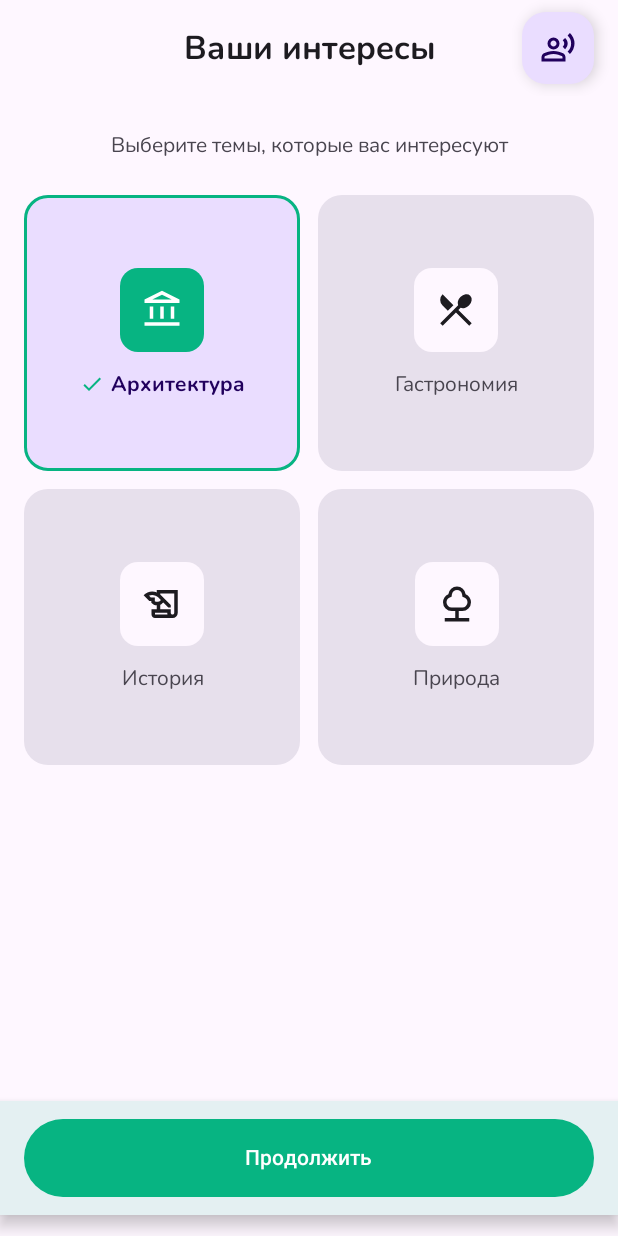
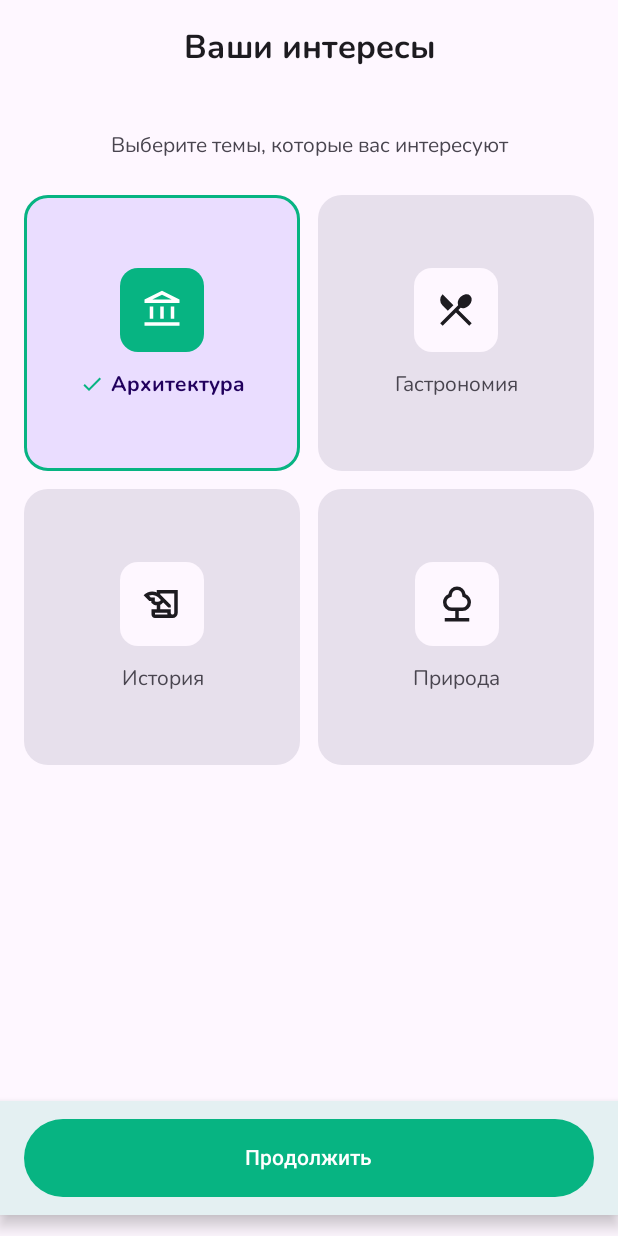
Before and after one commit to lomonoga/AI_GPS_Radio, an Android app built with Jetpack Compose: the route_interests_selection screen opened through its navigation route, on a phone screen of 412 x 824 dp. Run offline under Robolectric (Android 15) with nearby library versions, the phone set to English and light mode, and no system bars.

Commit message:
fix for demo

```diff
--- a/frontend/app/src/main/java/com/example/aigpsradio/navigation/AppNavHost.kt
+++ b/frontend/app/src/main/java/com/example/aigpsradio/navigation/AppNavHost.kt
@@ -95,7 +95,7 @@ fun AppNavHost(
     val startDestination = if (!permissionsGranted || isFirstLaunch) {
         Destination.Permission.route
     } else {
-        Destination.VoiceInterests.route
+        Destination.InterestsSelection.route
     }
 
     NavHost(
@@ -117,24 +117,12 @@ fun AppNavHost(
                 notifsGranted = notifsGranted,
                 onContinue = {
                     prefs.edit().putBoolean("is_first_launch", false).apply()
-                    navHostController.navigate(Destination.VoiceInterests.route) {
+                    navHostController.navigate(Destination.InterestsSelection.route) {
                         popUpTo(Destination.Permission.route) { inclusive = true }
                     }
                 }
             )
         }
-
-        composable(route = Destination.VoiceInterests.route) {
-            VoiceInterestsScreen(
-                onComplete = {
-                    navHostController.navigate(Destination.Player.route)
-                },
-                onSkip = {
-                    navHostController.navigate(Destination.InterestsSelection.route)
-                }
-            )
-        }
-
         composable(route = Destination.InterestsSelection.route) {
             InterestsSelectionScreen(
                 onContinue = { navHostController.navigate(Destination.Player.route) },
--- a/frontend/app/src/main/java/com/example/aigpsradio/ui/InterestsSelectionScreen.kt
+++ b/frontend/app/src/main/java/com/example/aigpsradio/ui/InterestsSelectionScreen.kt
@@ -146,7 +146,6 @@ fun InterestCategoryCard(
 @Composable
 fun CustomTopAppBar(
     title: String,
-    onOpenVoiceInterests: () -> Unit = {},
 ) {
     TopAppBar(
         colors = TopAppBarDefaults.topAppBarColors(
@@ -168,18 +167,6 @@ fun CustomTopAppBar(
                         .fillMaxWidth()
                         .align(Alignment.Center)
                 )
-
-                FloatingActionButton(
-                    onClick = { onOpenVoiceInterests() },
-                    modifier = Modifier
-                        .size(48.dp)
-                        .align(Alignment.CenterEnd)
-                ) {
-                    Icon(
-                        painter = painterResource(id = R.drawable.ic_voice),
-                        contentDescription = "Action"
-                    )
-                }
             }
         }
     )
@@ -208,7 +195,7 @@ fun InterestsSelectionScreen(
     Scaffold(
         modifier = Modifier.fillMaxSize(),
         topBar = {
-            CustomTopAppBar(title = "Ваши интересы", onOpenVoiceInterests =  onOpenVoiceInterests)
+            CustomTopAppBar(title = "Ваши интересы")
         },
         bottomBar = {
             Surface(
--- a/frontend/app/src/main/java/com/example/aigpsradio/viewmodel/LocationAudioViewModel.kt
+++ b/frontend/app/src/main/java/com/example/aigpsradio/viewmodel/LocationAudioViewModel.kt
@@ -7,6 +7,7 @@ import android.util.Log
 import androidx.lifecycle.AndroidViewModel
 import androidx.lifecycle.viewModelScope
 import com.bumptech.glide.Glide
+import com.bumptech.glide.load.engine.DiskCacheStrategy
 import com.bumptech.glide.request.target.CustomTarget
 import com.bumptech.glide.request.transition.Transition
 import com.example.aigpsradio.BuildConfig.BASE_URL
@@ -213,6 +214,8 @@ class LocationAudioViewModel(
             Glide.with(getApplication<Application>().applicationContext)
                 .asBitmap()
                 .load("${BASE_URL}/s3/files/${imageName}")
+                .diskCacheStrategy(DiskCacheStrategy.NONE)
+                .skipMemoryCache(true)
                 .into(object : CustomTarget<Bitmap>() {
                     override fun onResourceReady(resource: Bitmap, transition: Transition<in Bitmap>?) {
                         _uiState.value = _uiState.value.copy(placeImageBitmap = resource)
```
